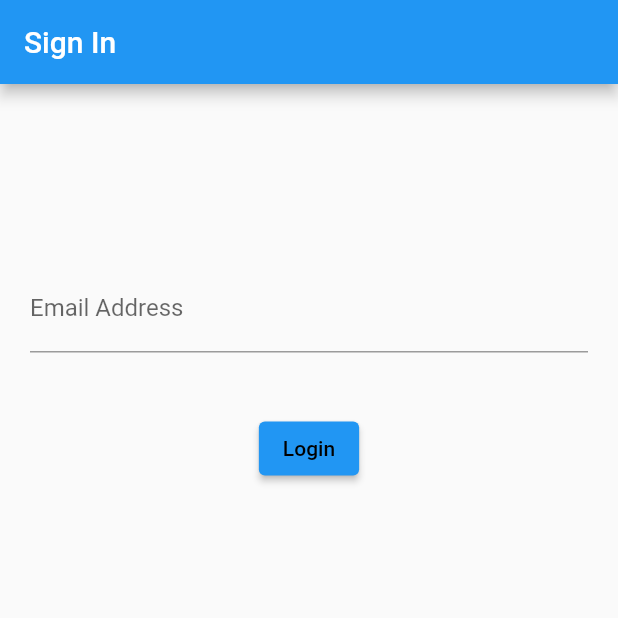
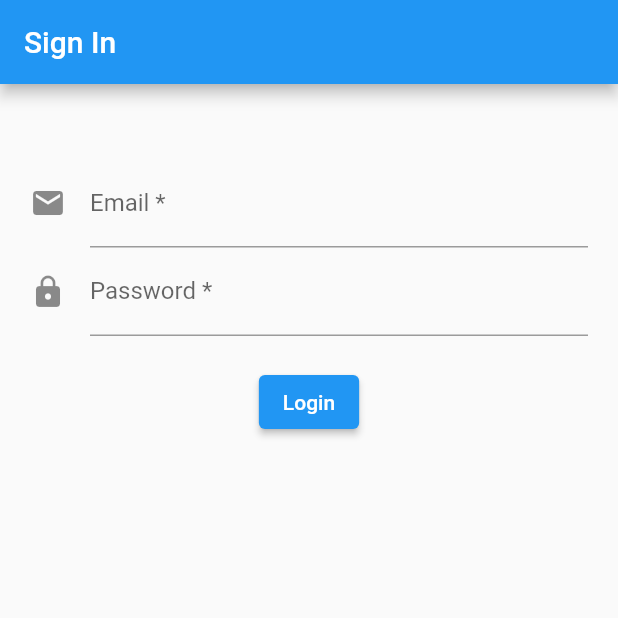
Before and after one commit to ChristineWasike/flutter_firebase_authentication, a Flutter app: the screen it shows after launch, on a phone screen of 412 x 824 dp, the top half of it. Run offline on Flutter 3.47's test engine with Material 2 defaults, Android fonts, the phone set to English and light mode, and no system bars; our stand-ins replace firebase_auth, firebase_core; accounts and stored records are empty.

```diff
--- /dev/null
+++ b/lib/authentication/authentication_service.dart
@@ -0,0 +1,20 @@
+import 'package:firebase_auth/firebase_auth.dart';
+
+class AuthenticationService {
+  final FirebaseAuth _firebaseAuth;
+
+  AuthenticationService(this._firebaseAuth);
+
+  Future<String> signIn({String email, String password}) async{
+    try{
+      await _firebaseAuth.signInWithEmailAndPassword(email: email, password: password);
+      return "Signed in";
+    } on FirebaseAuthException catch(e){
+
+    }
+  }
+
+  Future<String> signUp({String email, String password}){
+
+  }
+}
--- a/lib/main.dart
+++ b/lib/main.dart
@@ -1,7 +1,11 @@
+import 'package:firebase_core/firebase_core.dart';
 import 'package:flutter/material.dart';
 import 'package:firebase_authentication/setup/login.dart';
 
-void main() {
+
+Future<void> main() async{
+  WidgetsFlutterBinding.ensureInitialized();
+  await Firebase.initializeApp();
   runApp(MyApp());
 }
 
--- a/lib/setup/login.dart
+++ b/lib/setup/login.dart
@@ -1,3 +1,4 @@
+import 'package:firebase_authentication/pages/home.dart';
 import 'package:flutter/material.dart';
 import 'package:flutter/widgets.dart';
 
@@ -22,20 +23,41 @@ class _SignInState extends State<SignIn> {
       body: Form(
           child: Column(
         children: <Widget>[
-          Padding(padding: EdgeInsets.only(top: 40)),
-          Padding(padding: EdgeInsets.only(top: 30)),
+          Padding(padding: EdgeInsets.only(top: 20)),
           Padding(padding: EdgeInsets.only(bottom: 30)),
           Padding(
-            padding: EdgeInsets.all(20.0),
+            padding: EdgeInsets.only(left: 20.0, right: 20.0),
             child: TextFormField(
               controller: emailController,
               keyboardType: TextInputType.emailAddress,
-              decoration: InputDecoration(labelText: "Email Address"),
+              decoration: InputDecoration(
+                icon: Icon(Icons.email),
+                hintText: 'Email',
+                labelText: 'Email *',
+              ),
               validator: (value) {
                 if (value.isEmpty) {
                   return 'Please Enter your email address';
                 } else if (!value.contains('@')) {
                   return 'Please enter a valid email address';
+                }
+                return null;
+              },
+            ),
+          ),
+          Padding(
+            padding: EdgeInsets.only(left: 20.0, right: 20.0),
+            child: TextFormField(
+              controller: passwordController,
+              keyboardType: TextInputType.visiblePassword,
+              decoration: InputDecoration(
+                icon: Icon(Icons.lock),
+                hintText: 'Password',
+                labelText: 'Password *',
+              ),
+              validator: (value) {
+                if (value.isEmpty) {
+                  return 'Please Enter your password';
                 }
                 return null;
               },
@@ -48,49 +70,18 @@ class _SignInState extends State<SignIn> {
                 print("Login pressed.");
                 print(emailController.text);
                 print(passwordController.text);
+                Navigator.push(context, MaterialPageRoute(builder: (context) {
+                  return Home();
+                }));
               },
               child: Text(
                 'Login',
-                style: TextStyle(color: Colors.black),
+                style: TextStyle(color: Colors.white),
               ),
             ),
           )
         ],
       )),
-      // Column(
-      //   children: <Widget>[
-      //     SizedBox(
-      //       height: 20,
-      //     ),
-      //     Padding(
-      //       padding: const EdgeInsets.all(10.0),
-      //       child: TextFormField(
-      //         decoration: const InputDecoration(
-      //           icon: Icon(Icons.email),
-      //           hintText: 'Email',
-      //           labelText: 'Email *',
-      //         ),
-      //       ),
-      //     ),
-      //     Padding(
-      //       padding: const EdgeInsets.all(10.0),
-      //       child: TextFormField(
-      //         decoration: const InputDecoration(
-      //           icon: Icon(Icons.lock),
-      //           hintText: 'Password',
-      //           labelText: 'Password *',
-      //         ),
-      //       ),
-      //     ),
-      //     SizedBox(
-      //       height: 5,
-      //     ),
-      //     RaisedButton(
-      //       onPressed: () {},
-      //       child: const Text('Sign In', style: TextStyle(fontSize: 20)),
-      //     )
-      //   ],
-      // ),
     );
   }
 }
--- a/pubspec.yaml
+++ b/pubspec.yaml
@@ -28,6 +28,10 @@ dependencies:
   # The following adds the Cupertino Icons font to your application.
   # Use with the CupertinoIcons class for iOS style icons.
   cupertino_icons: ^1.0.0
+
+  # Firebase
+  firebase_core: ^0.7.0
+  firebase_auth: ^0.20.1
 
 dev_dependencies:
   flutter_test:
```
Also changed, not shown: pubspec.lock, 2 other files.
